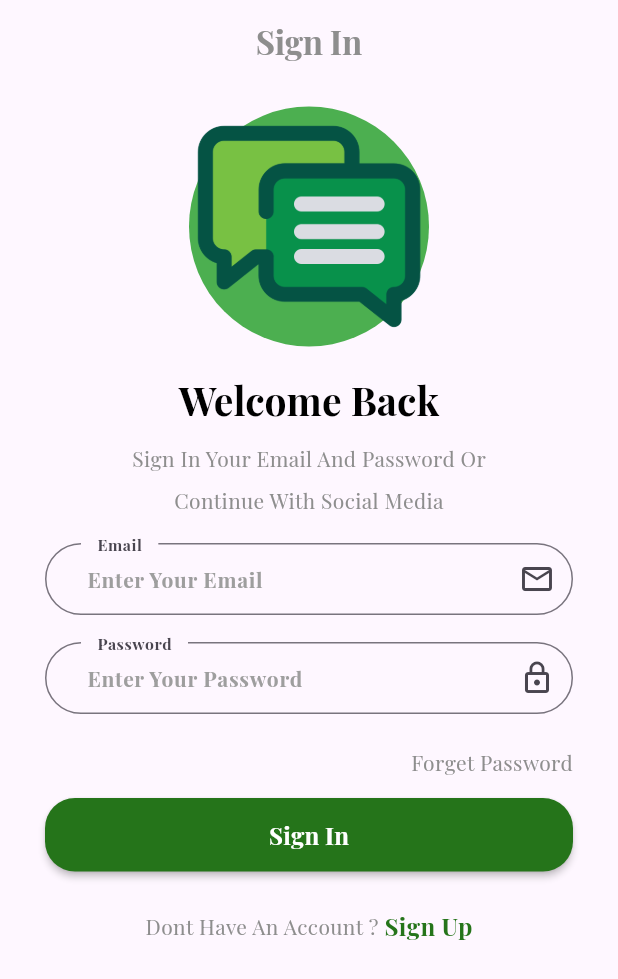
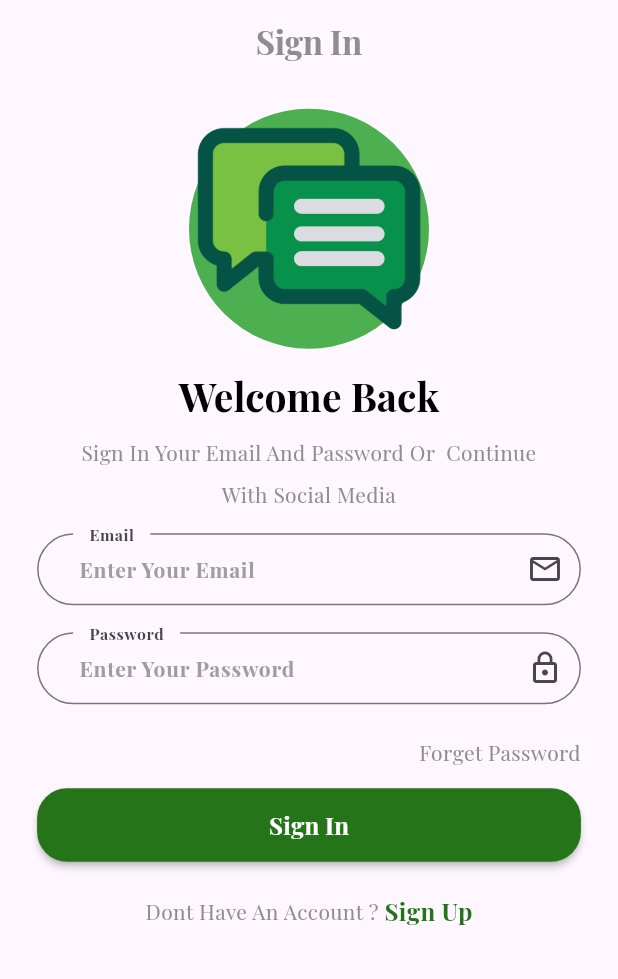
Before and after one commit to karamkweader-blip/complaints_app, a Flutter app: the screen it shows after launch, on a phone screen of 412 x 824 dp. Shown: the top 979 px of the screen. Run offline on Flutter 3.47's test engine with Material 3 defaults, Android fonts, the light colour scheme and no system bars; our stand-ins replace file_picker, firebase_core, firebase_messaging, flutter_local_notifications, geolocator, get and 3 more; missing offline and left inert: syncfusion_flutter_pdfviewer; accounts and stored records are empty; project files that could hold a hidden picture were left out.

Commit message:
any devies

```diff
--- a/lib/constants.dart
+++ b/lib/constants.dart
@@ -1 +1 @@
-const String baseURL = "http://10.226.29.83:8000/api/";
+const String baseURL = "http://192.168.50.217:8001/api/";
--- a/lib/view/screen/auth/login.dart
+++ b/lib/view/screen/auth/login.dart
@@ -35,18 +35,22 @@ class Login extends StatelessWidget {
           return await alertExitApp();
         },
         child: Container(
-          padding: const EdgeInsets.symmetric(vertical: 15, horizontal: 30),
+         padding: EdgeInsets.symmetric(
+  vertical: Get.height * 0.02,
+  horizontal: Get.width * 0.06,
+),
+
+
           child: Form(
             key: controller.formstate,
             child: ListView(
               children: [
                 const LogoAuth(),
-                const SizedBox(height: 20),
+SizedBox(height: Get.height * 0.02),
                 CustomTextTitleAuth(text: "10".tr),
-                const SizedBox(height: 10),
+SizedBox(height: Get.height * 0.01),
                 CustomTextBodyAuth(text: "11".tr),
-                const SizedBox(height: 15),
-                CustonTextFormAuth(
+SizedBox(height: Get.height * 0.015),                 CustonTextFormAuth(
                   valid: (val) {
                     return validInput(val!, 5, 100, "email");
                   },
@@ -83,7 +87,7 @@ class Login extends StatelessWidget {
                   },
                 ),
 
-                const SizedBox(height: 20),
+SizedBox(height: Get.height * 0.02),
                 CustomTextSignUpOrSignIn(
                   textone: "16".tr,
                   texttwo: "17".tr,
```
Also changed, not shown: lib/controller/Responsive Controller.dart (added, +20 -0 lines), lib/view/screen/auth/signup.dart (+15 -1 lines), lib/view/screen/auth/verifycode.dart (+30 -3 lines), lib/view/screen/home/AttachmentViewerPage.dart (+12 -0 lines), lib/view/screen/home/ComplaintDetailsPage.dart (+11 -0 lines), lib/view/screen/home/complaint_screen.dart (+15 -1 lines), lib/view/screen/home/edit_complaint_page.dart (+11 -0 lines), lib/view/screen/home/home.dart (+11 -0 lines), pubspec.yaml (+7 -1 lines), pubspec.lock, 1 other file.
